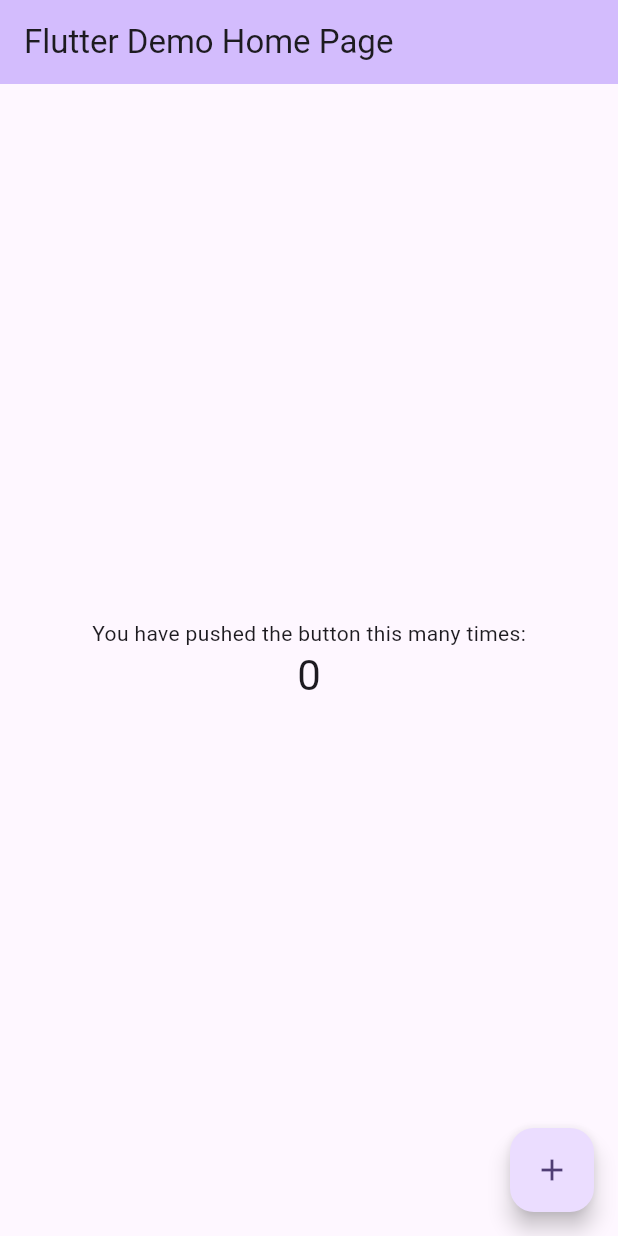
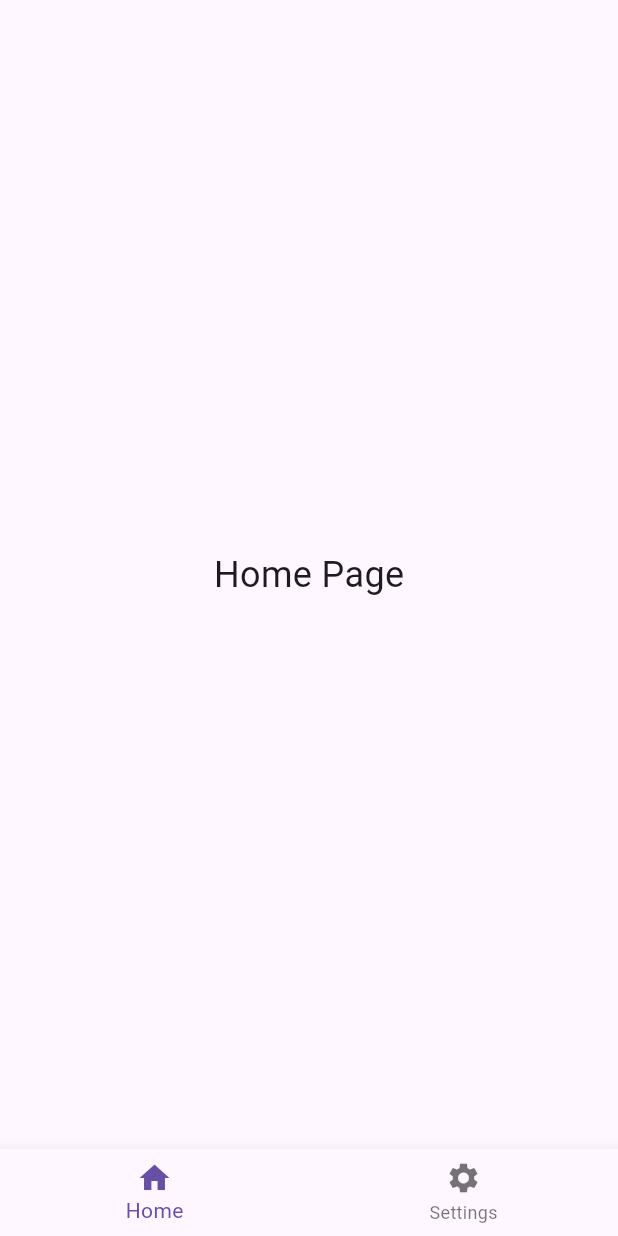
Before and after one commit to dennishenle/flutter_talk_example, a Flutter app: the screen it shows after launch, on a phone screen of 412 x 824 dp. Run offline on Flutter 3.47's test engine with Material 3 defaults, Android fonts, the phone set to English and light mode, and no system bars.

Commit message:
feat: created bottom navigation

```diff
--- a/lib/main.dart
+++ b/lib/main.dart
@@ -7,63 +7,74 @@ void main() {
 class MyApp extends StatelessWidget {
   const MyApp({super.key});
 
-  // This widget is the root of your application.
   @override
   Widget build(BuildContext context) {
     return MaterialApp(
-      title: 'Flutter Demo',
-      theme: ThemeData(
-        colorScheme: ColorScheme.fromSeed(seedColor: Colors.deepPurple),
-        useMaterial3: true,
-      ),
-      home: const MyHomePage(title: 'Flutter Demo Home Page'),
+      debugShowCheckedModeBanner: false,
+      title: 'Bottom Navigation App',
+      theme: ThemeData(primarySwatch: Colors.blue),
+      home: const BottomNavScreen(),
     );
   }
 }
 
-class MyHomePage extends StatefulWidget {
-  const MyHomePage({super.key, required this.title});
-  final String title;
+class BottomNavScreen extends StatefulWidget {
+  const BottomNavScreen({super.key});
 
   @override
-  State<MyHomePage> createState() => _MyHomePageState();
+  _BottomNavScreenState createState() => _BottomNavScreenState();
 }
 
-class _MyHomePageState extends State<MyHomePage> {
-  int _counter = 0;
+class _BottomNavScreenState extends State<BottomNavScreen> {
+  int _selectedIndex = 0;
 
-  void _incrementCounter() {
+  // List of pages
+  final List<Widget> _pages = [
+    const HomeScreen(),
+    const SettingsScreen(),
+  ];
+
+  void _onItemTapped(int index) {
     setState(() {
-      _counter++;
+      _selectedIndex = index;
     });
   }
 
   @override
   Widget build(BuildContext context) {
     return Scaffold(
-      appBar: AppBar(
-        backgroundColor: Theme.of(context).colorScheme.inversePrimary,
-        title: Text(widget.title),
-      ),
-      body: Center(
-        child: Column(
-          mainAxisAlignment: MainAxisAlignment.center,
-          children: <Widget>[
-            const Text(
-              'You have pushed the button this many times:',
-            ),
-            Text(
-              '$_counter',
-              style: Theme.of(context).textTheme.headlineMedium,
-            ),
-          ],
-        ),
-      ),
-      floatingActionButton: FloatingActionButton(
-        onPressed: _incrementCounter,
-        tooltip: 'Increment',
-        child: const Icon(Icons.add),
+      body: _pages[_selectedIndex], // Show selected page
+      bottomNavigationBar: BottomNavigationBar(
+        items: const [
+          BottomNavigationBarItem(icon: Icon(Icons.home), label: 'Home'),
+          BottomNavigationBarItem(
+              icon: Icon(Icons.settings), label: 'Settings'),
+        ],
+        currentIndex: _selectedIndex,
+        onTap: _onItemTapped,
       ),
     );
   }
 }
+
+class HomeScreen extends StatelessWidget {
+  const HomeScreen({super.key});
+
+  @override
+  Widget build(BuildContext context) {
+    return const Center(
+      child: Text('Home Page', style: TextStyle(fontSize: 24)),
+    );
+  }
+}
+
+class SettingsScreen extends StatelessWidget {
+  const SettingsScreen({super.key});
+
+  @override
+  Widget build(BuildContext context) {
+    return const Center(
+      child: Text('Settings Page', style: TextStyle(fontSize: 24)),
+    );
+  }
+}
```
Also changed, not shown: pubspec.yaml (+1 -70 lines).
